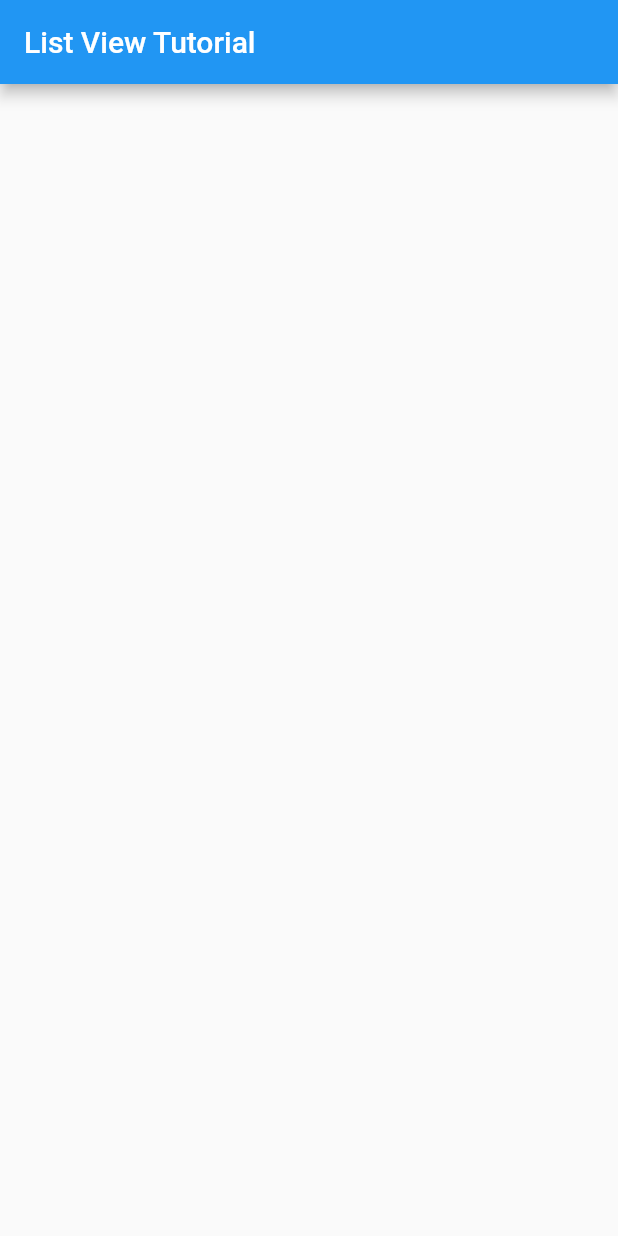
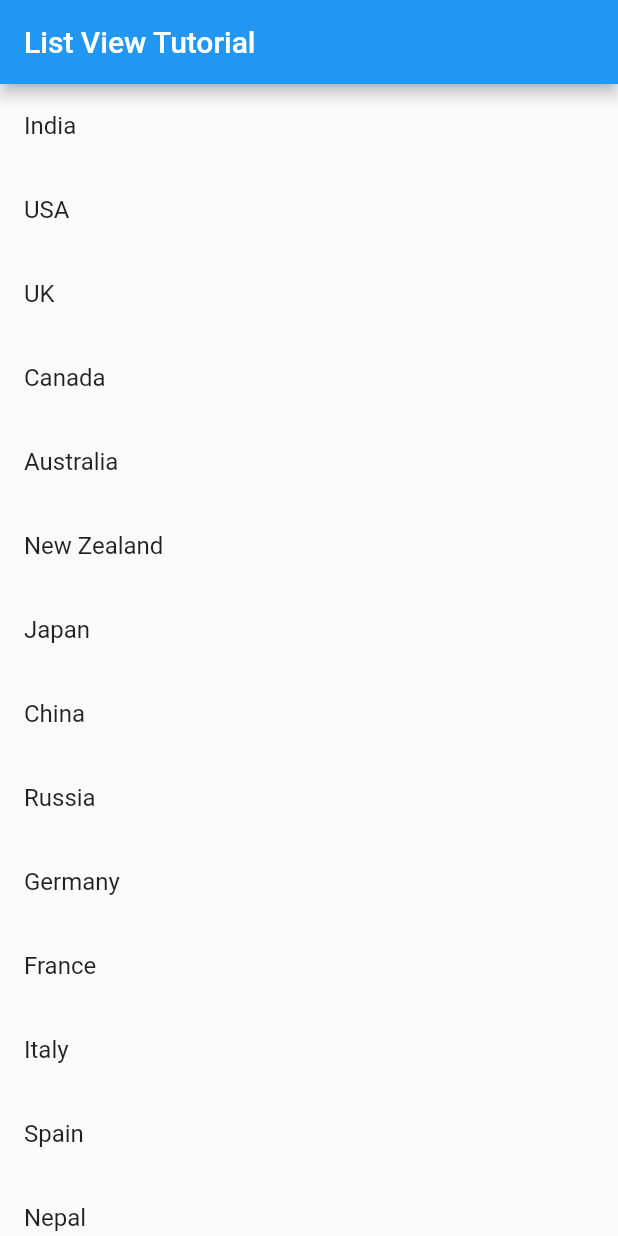
Before and after one commit to RustambekSafarov/listview_tutorial, a Flutter app: the screen it shows after launch, on a phone screen of 412 x 824 dp. Run offline on Flutter 3.47's test engine with Material 2 defaults, Android fonts, the phone set to English and light mode, and no system bars.

Commit message:
Countires of ListTile

```diff
--- a/lib/screen/listview_page.dart
+++ b/lib/screen/listview_page.dart
@@ -50,7 +50,9 @@ class _listview_pageState extends State<listview_page> {
     List<Widget> countryList = [];
 
     for (String item in countries.keys) {
-      print(item);
+      countryList.add(ListTile(
+        title: Text(item),
+      ));
     }
 
     return countryList;
```
